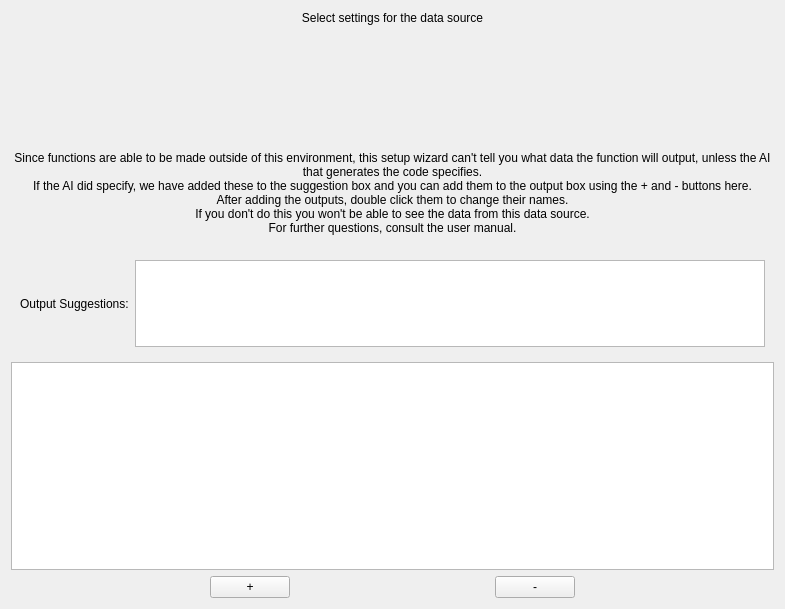
rmallow/howdyCoder, file howdyCoder/ui/qtUiFiles/createDataSourceSettingsPage.ui: the form before one commit.
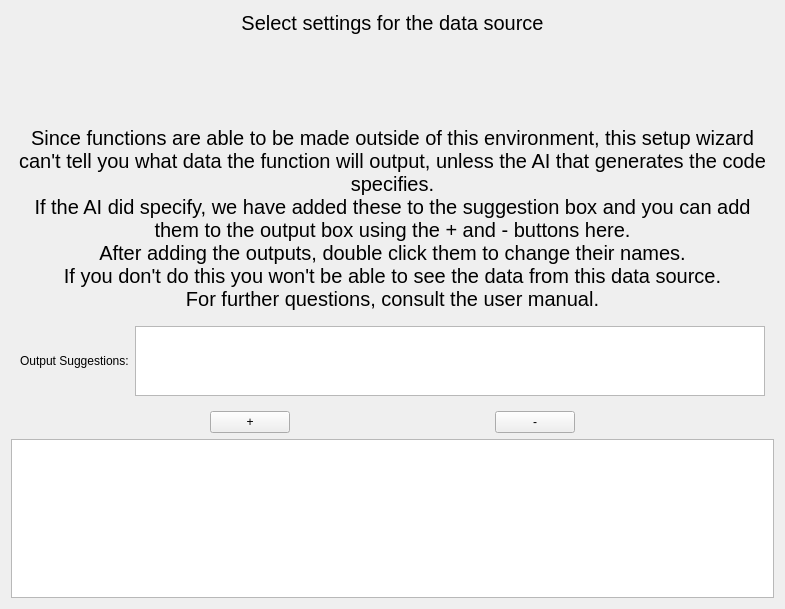
The form after the commit.

Commit message: updating font sizes

Diff of the .ui file:
```diff
--- a/howdyCoder/ui/qtUiFiles/createDataSourceSettingsPage.ui
+++ b/howdyCoder/ui/qtUiFiles/createDataSourceSettingsPage.ui
@@ -16,6 +16,11 @@
   <layout class="QVBoxLayout" name="verticalLayout">
    <item>
     <widget class="QLabel" name="label">
+     <property name="font">
+      <font>
+       <pointsize>15</pointsize>
+      </font>
+     </property>
      <property name="text">
       <string>Select settings for the data source</string>
      </property>
@@ -42,6 +47,11 @@
        <verstretch>1</verstretch>
       </sizepolicy>
      </property>
+     <property name="font">
+      <font>
+       <pointsize>15</pointsize>
+      </font>
+     </property>
      <property name="text">
       <string>Since functions are able to be made outside of this environment, this setup wizard can't tell you what data the function will output, unless the AI that generates the code specifies.
 If the AI did specify, we have added these to the suggestion box and you can add them to the output box using the + and - buttons here.
@@ -95,21 +105,6 @@
      </layout>
     </widget>
    </item>
-   <item>
-    <widget class="QListView" name="outputView">
-     <property name="sizePolicy">
-      <sizepolicy hsizetype="Expanding" vsizetype="Expanding">
-       <horstretch>0</horstretch>
-       <verstretch>2</verstretch>
-      </sizepolicy>
-     </property>
-     <property name="font">
-      <font>
-       <pointsize>30</pointsize>
-      </font>
-     </property>
-    </widget>
-   </item>
    <item>
     <widget class="QWidget" name="widget_8" native="true">
      <layout class="QHBoxLayout" name="horizontalLayout_5">
@@ -154,6 +149,21 @@
      </layout>
     </widget>
    </item>
+   <item>
+    <widget class="QListView" name="outputView">
+     <property name="sizePolicy">
+      <sizepolicy hsizetype="Expanding" vsizetype="Expanding">
+       <horstretch>0</horstretch>
+       <verstretch>2</verstretch>
+      </sizepolicy>
+     </property>
+     <property name="font">
+      <font>
+       <pointsize>30</pointsize>
+      </font>
+     </property>
+    </widget>
+   </item>
   </layout>
  </widget>
  <resources/>
```
The commit also changes 5 other files.
